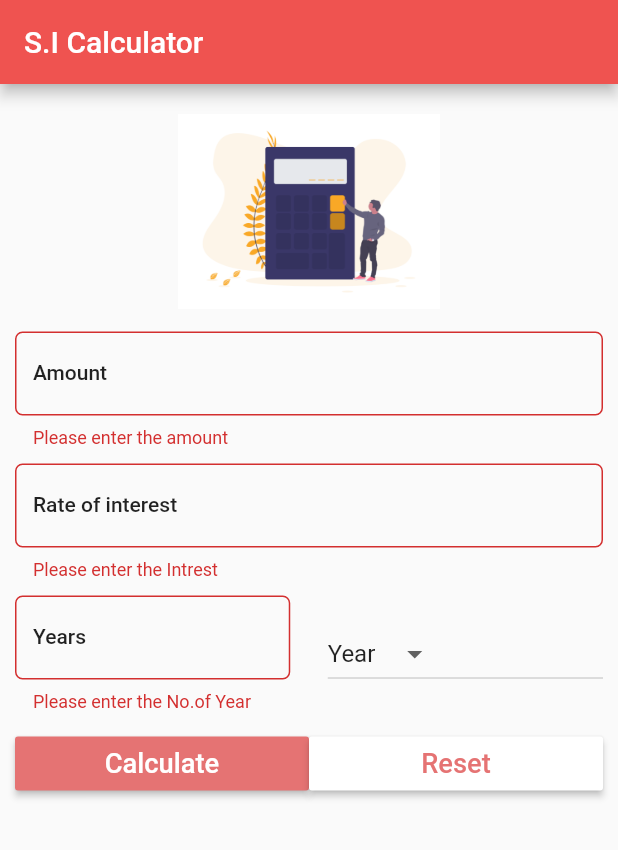
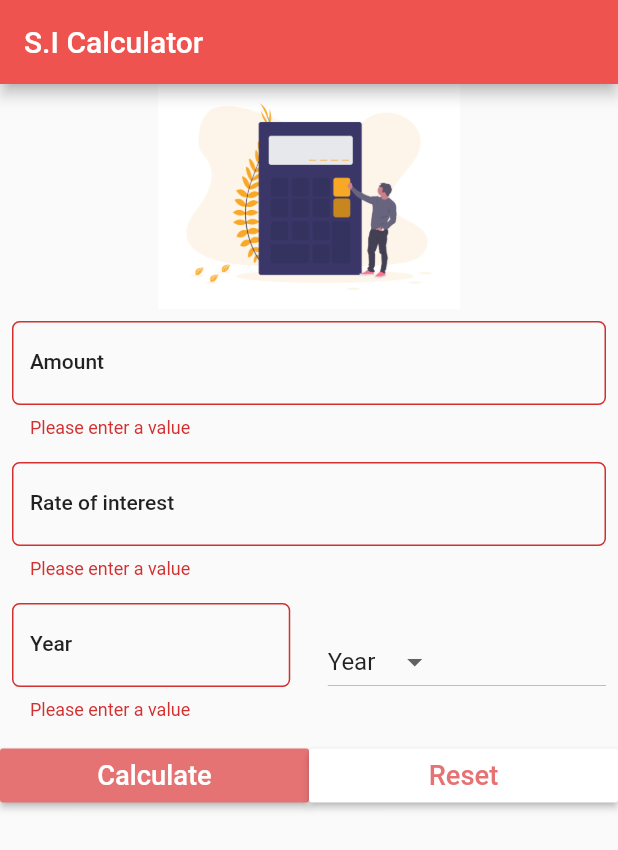
Before and after one commit to Haris2032/si_calulator, a Flutter app: the screen it shows after launch, after a tap on "Calculate", on a phone screen of 412 x 824 dp. Shown: the top 850 px of the screen. Run offline on Flutter 3.47's test engine with Material 2 defaults, Android fonts, the phone set to English and light mode, and no system bars; missing offline and left inert: firebase_admob; accounts and stored records are empty.

Commit message:
Added admob

```diff
--- a/lib/pages/simple_intrest.dart
+++ b/lib/pages/simple_intrest.dart
@@ -2,6 +2,7 @@ import 'package:flutter/material.dart';
 import 'package:si_calulator/data/data.dart';
 import 'package:si_calulator/widget/image_icon.dart';
 import 'package:si_calulator/widget/input_field.dart';
+import 'package:firebase_admob/firebase_admob.dart';
 
 class SimpleIntrest extends StatefulWidget {
   @override
@@ -16,10 +17,37 @@ class _SimpleIntrestState extends State<SimpleIntrest> {
   final _minpadding = 5.0;
   var _currentItemselected = '';
 
+  static final MobileAdTargetingInfo targetingInfo = new MobileAdTargetingInfo(
+      testDevices: <String>[],
+      keywords: <String>['mobile', 'laptop', 'menswear']);
+
+  BannerAd _bannerAd;
+
+  BannerAd createBannerAd() {
+    return new BannerAd(
+      adUnitId: BannerAd.testAdUnitId,
+      size: AdSize.banner,
+      targetingInfo: targetingInfo,
+      listener: (event) {
+        print("Banner clicked");
+      },
+    );
+  }
+
   @override
   void initState() {
     super.initState();
+    FirebaseAdMob.instance.initialize(appId: FirebaseAdMob.testAppId);
+    _bannerAd = createBannerAd()
+      ..load()
+      ..show();
     _currentItemselected = Data.periodOfTime[0];
+  }
+
+  @override
+  void dispose() {
+    _bannerAd?.dispose();
+    super.dispose();
   }
 
   TextEditingController amountController = TextEditingController();
@@ -37,38 +65,35 @@ class _SimpleIntrestState extends State<SimpleIntrest> {
       body: Form(
         key: _formkey,
         autovalidate: _validate,
-        child: Padding(
-          padding: EdgeInsets.all(_minpadding * 2),
+        child: Container(
+          height: MediaQuery.of(context).size.height * 0.8,
           child: ListView(
             children: <Widget>[
               SimpleImage(),
               Padding(
-                  padding:
-                      EdgeInsets.only(top: _minpadding, bottom: _minpadding),
+                  padding: EdgeInsets.all(8.0),
                   child: InputField(
                       textController: amountController,
-                      validator: aValidate,
+                      validator: validate,
                       label: "Amount",
                       hint: "Enter the amount eg.100")),
               Padding(
-                  padding:
-                      EdgeInsets.only(top: _minpadding, bottom: _minpadding),
+                  padding: EdgeInsets.all(8.0),
                   child: InputField(
                       textController: roiController,
-                      validator: rValidate,
+                      validator: validate,
                       label: "Rate of interest",
                       hint: "Enter the rate of interest eg.5%")),
               Padding(
-                  padding:
-                      EdgeInsets.only(top: _minpadding, bottom: _minpadding),
+                  padding: EdgeInsets.all(8.0),
                   child: Row(
                     children: <Widget>[
                       Expanded(
                           child: InputField(
                               textController: yearController,
-                              validator: yValidate,
-                              label: "Years",
-                              hint: "eg. 5%")),
+                              validator: validate,
+                              label: _currentItemselected,
+                              hint: "eg. 2 $_currentItemselected")),
                       Container(
                         width: _minpadding * 5,
                       ),
@@ -151,11 +176,19 @@ class _SimpleIntrestState extends State<SimpleIntrest> {
   String _calculateTotal() {
     double amount = double.parse(amountController.text);
     double roi = double.parse(roiController.text);
-    double year = double.parse(yearController.text);
+    double period = double.parse(yearController.text);
+    double divisor;
+    if (_currentItemselected == "Month") {
+      divisor = 12;
+    } else if (_currentItemselected == "Days") {
+      divisor = 365;
+    } else {
+      divisor = 1;
+    }
 
-    double sI = amount + (amount * roi * year) / 100;
+    double sI = amount + (amount * roi * (period / divisor)) / 100;
     String res =
-        'After $year years, Your investment will be worth $sI $_currentItemselected';
+        'After $period ${_currentItemselected.toLowerCase()}, Your investment will be worth ${sI.roundToDouble()} ';
     return res;
   }
 
@@ -170,31 +203,11 @@ class _SimpleIntrestState extends State<SimpleIntrest> {
     });
   }
 
-  String aValidate(String value) {
+  String validate(String value) {
     String pattern = r'(^[0-9]*$)';
     RegExp regExp = RegExp(pattern);
     if (value.isEmpty) {
-      return 'Please enter the amount';
-    } else if (!regExp.hasMatch(value)) {
-      return 'Enter valid Input';
-    }
-  }
-
-  String rValidate(String value) {
-    String pattern = r'(^[0-9]*$)';
-    RegExp regExp = RegExp(pattern);
-    if (value.isEmpty) {
-      return 'Please enter the Intrest';
-    } else if (!regExp.hasMatch(value)) {
-      return 'Enter valid Input';
-    }
-  }
-
-  String yValidate(String value) {
-    String pattern = r'(^[0-9]*$)';
-    RegExp regExp = RegExp(pattern);
-    if (value.isEmpty) {
-      return 'Please enter the No.of Year';
+      return 'Please enter a value';
     } else if (!regExp.hasMatch(value)) {
       return 'Enter valid Input';
     }
--- a/lib/widget/image_icon.dart
+++ b/lib/widget/image_icon.dart
@@ -9,12 +9,11 @@ class SimpleImage extends StatelessWidget {
     AssetImage assetImage = AssetImage(Data.image);
     Image image = Image(
       image: assetImage,
-      width: 130.0,
-      height: 130.0,
+      width: 180.0,
+      height: 150.0,
     );
     return Container(
       child: image,
-      margin: EdgeInsets.all(10.0),
     );
   }
 }
--- a/pubspec.yaml
+++ b/pubspec.yaml
@@ -19,6 +19,7 @@ environment:
 dependencies:
   flutter:
     sdk: flutter
+  firebase_admob: ^0.5.2
 
   # The following adds the Cupertino Icons font to your application.
   # Use with the CupertinoIcons class for iOS style icons.
```
Also changed, not shown: images/Si_icon.png (deleted), pubspec.lock, 1 other file.
